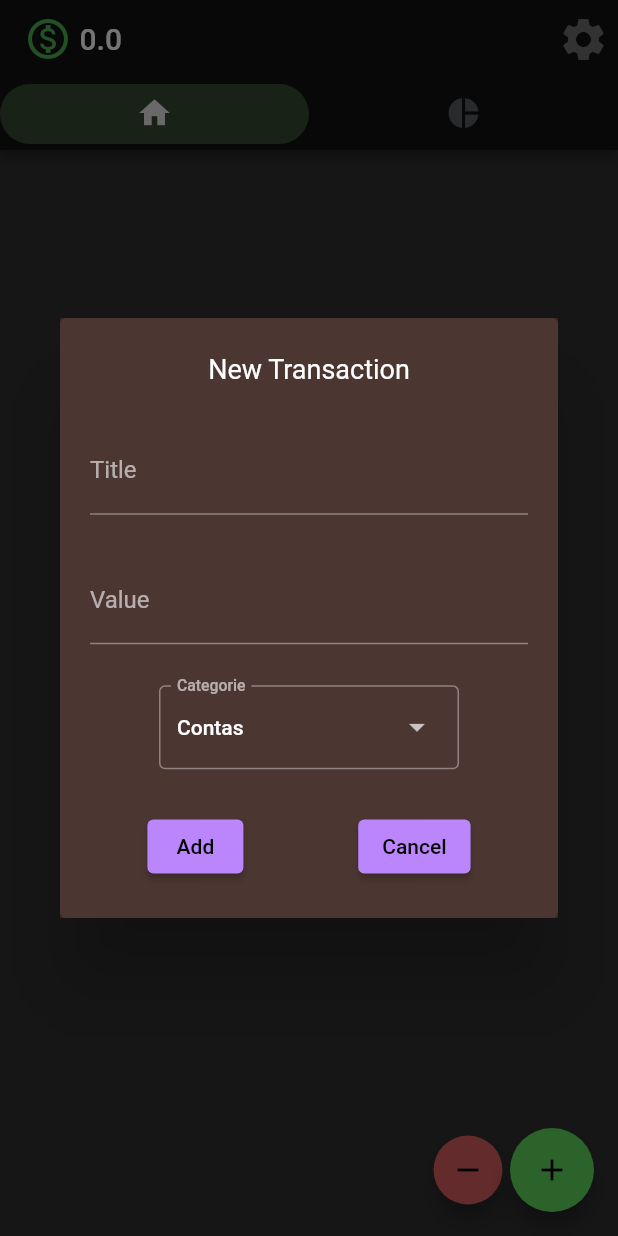
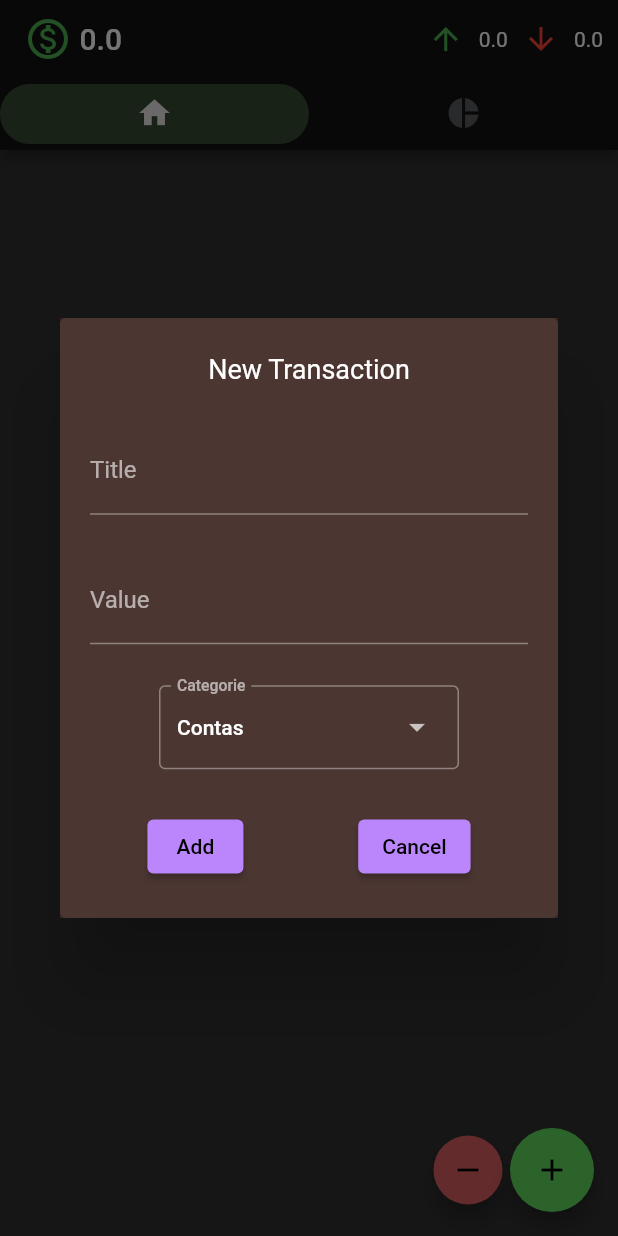
Before and after one commit to lz-coder/just_finance_app, a Flutter app: the screen it shows after launch, after a tap on the "remove" icon, on a phone screen of 412 x 824 dp. Run offline on Flutter 3.47's test engine with Material 2 defaults, Android fonts, the phone set to English and light mode, and no system bars; our stand-ins replace sqflite; accounts and stored records are empty.

Commit message:
Add support to incomming and dispense value

```diff
--- a/lib/widgets/topbar.dart
+++ b/lib/widgets/topbar.dart
@@ -3,11 +3,15 @@ import 'package:just_finance_app/widgets/topbar_tabbar.dart';
 
 class TopBar extends StatelessWidget implements PreferredSizeWidget {
   final double totalValue;
+  final double incommingValue;
+  final double dispenseValue;
   final Function changeTabCallback;
 
   const TopBar({
     super.key,
     required this.totalValue,
+    required this.incommingValue,
+    required this.dispenseValue,
     required this.changeTabCallback,
   });
 
@@ -27,13 +31,27 @@ class TopBar extends StatelessWidget implements PreferredSizeWidget {
           child: Text('$totalValue'),
         ),
       ]),
-      actions: const [
-        IconButton(
-            onPressed: null,
-            icon: Icon(
-              Icons.settings,
-              size: 34,
-            )),
+      actions: [
+        Row(
+          children: [
+            const Icon(
+              Icons.arrow_upward,
+              color: Colors.green,
+            ),
+            Padding(
+              padding: const EdgeInsets.symmetric(horizontal: 10),
+              child: Text('$incommingValue'),
+            ),
+            const Icon(
+              Icons.arrow_downward,
+              color: Colors.red,
+            ),
+            Padding(
+              padding: const EdgeInsets.symmetric(horizontal: 10),
+              child: Text('$dispenseValue'),
+            )
+          ],
+        )
       ],
       bottom: TopbarTabBar(changeTabCallback: changeTabCallback),
     );
```
